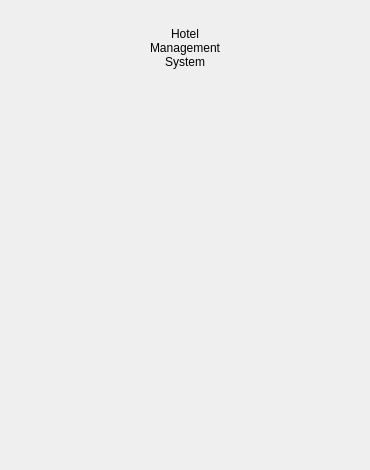
The window that HotelManagementSystemClient/pages/forms/mainpage.ui (25-masik-52/Hotel-management-system) describes before a commit, drawn with Qt 5.
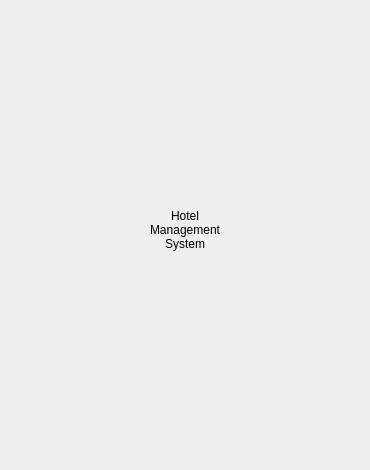
The same window after the commit.

What changed in the file:
```diff
--- a/HotelManagementSystemClient/pages/forms/mainpage.ui
+++ b/HotelManagementSystemClient/pages/forms/mainpage.ui
@@ -38,9 +38,12 @@
    <property name="bottomMargin">
     <number>10</number>
    </property>
-   <property name="spacing">
+   <property name="horizontalSpacing">
     <number>0</number>
    </property>
+   <property name="verticalSpacing">
+    <number>15</number>
+   </property>
    <item row="0" column="0">
     <widget class="QLabel" name="titleLabel">
      <property name="sizePolicy">
@@ -68,9 +71,6 @@
      </property>
     </widget>
    </item>
-   <item row="1" column="0">
-    <widget class="QWidget" name="widget" native="true"/>
-   </item>
   </layout>
  </widget>
  <resources/>
```
